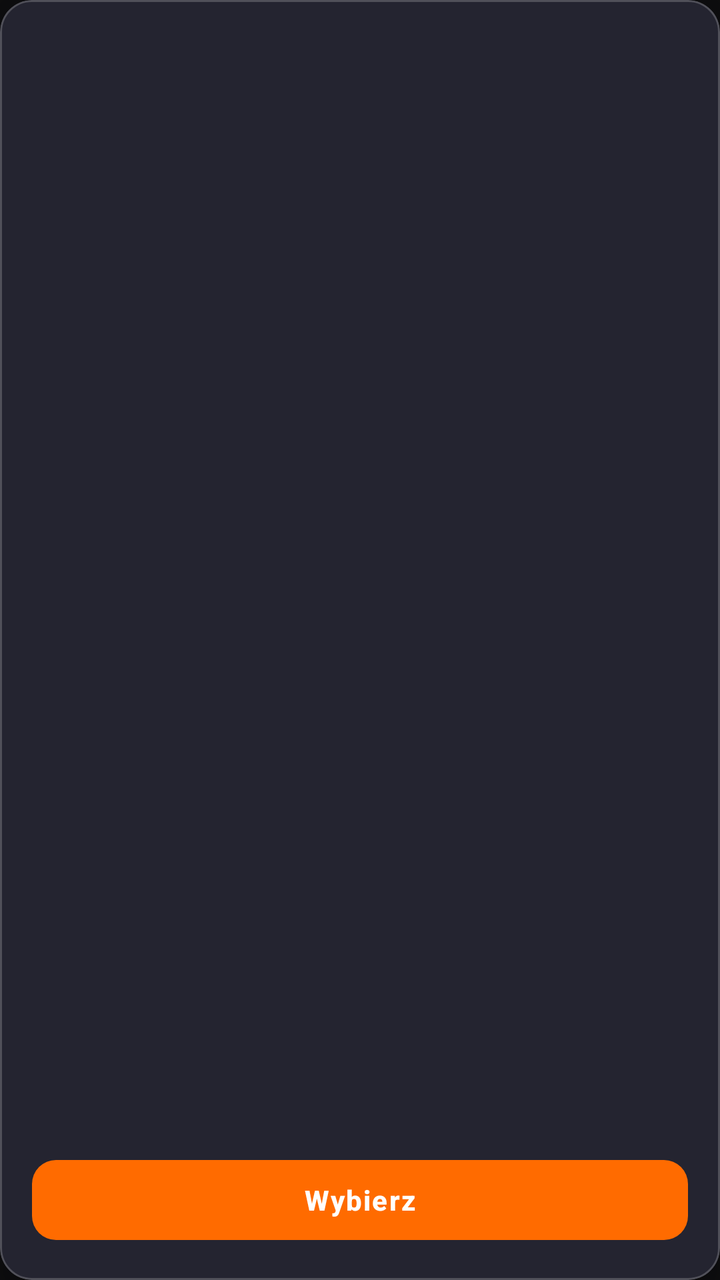
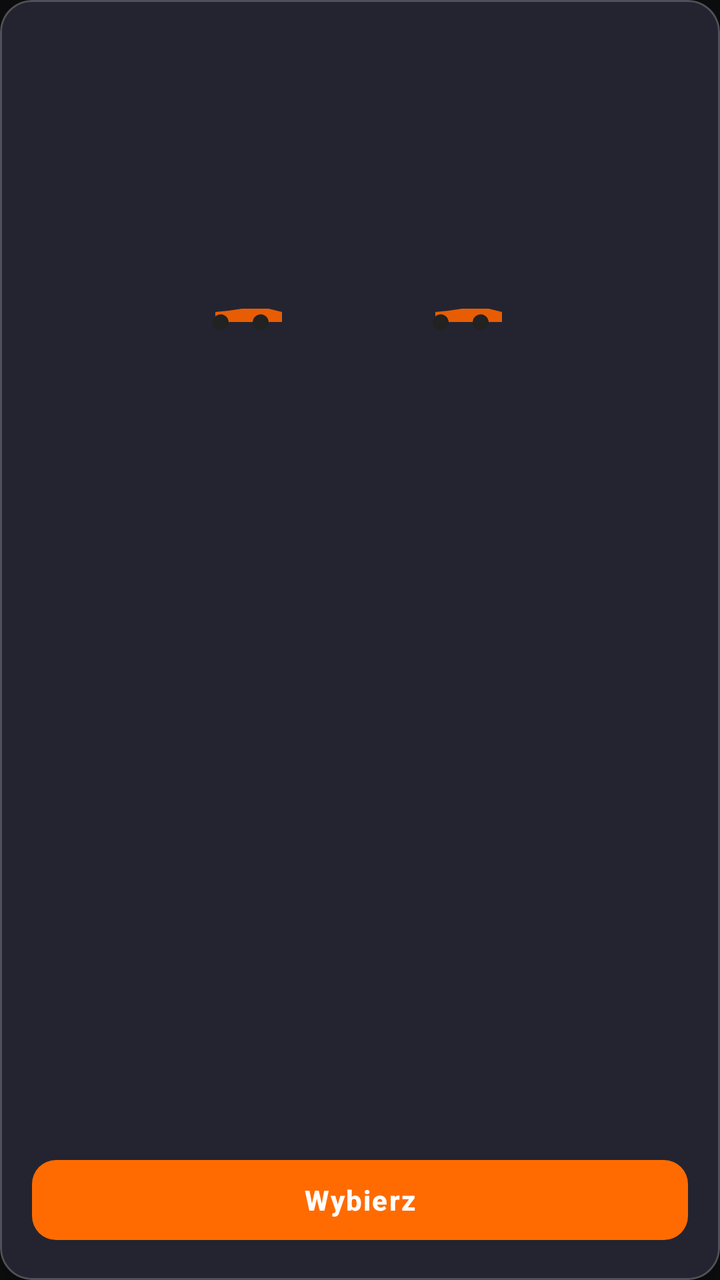

The first picture is an Android layout as it rendered before a commit; the second is the same layout after the commit. The layout source and the unified diff follow.
<!-- AndroidManifest.xml: application theme Theme.DriveAndAlive -->
<!-- res/layout/item_car_card.xml -->
<?xml version="1.0" encoding="utf-8"?>

<com.google.android.material.card.MaterialCardView
    xmlns:android="http://schemas.android.com/apk/res/android"
    xmlns:app="http://schemas.android.com/apk/res-auto"
    android:layout_width="match_parent"
    android:layout_height="match_parent"
    style="@style/Widget.DriveAndAlive.CardView"
    android:layout_margin="8dp">

    <androidx.constraintlayout.widget.ConstraintLayout
        android:layout_width="match_parent"
        android:layout_height="match_parent">

        <ImageView
            android:id="@+id/iv_car"
            android:layout_width="0dp"
            android:layout_height="0dp"
            android:scaleType="fitCenter"
            android:contentDescription="Grafika pojazdu"
            android:padding="24dp"
            app:layout_constraintTop_toTopOf="parent"
            app:layout_constraintStart_toStartOf="parent"
            app:layout_constraintEnd_toEndOf="parent"
            app:layout_constraintBottom_toTopOf="@id/tv_car_name"
            app:layout_constraintHeight_percent="0.55" />

        <FrameLayout
            android:id="@+id/overlay_locked"
            android:layout_width="0dp"
            android:layout_height="0dp"
            android:background="@color/overlay_dark"
            android:visibility="gone"
            app:layout_constraintTop_toTopOf="@id/iv_car"
            app:layout_constraintBottom_toBottomOf="@id/iv_car"
            app:layout_constraintStart_toStartOf="parent"
            app:layout_constraintEnd_toEndOf="parent">

            <TextView
                android:layout_width="wrap_content"
                android:layout_height="wrap_content"
                android:layout_gravity="center"
                android:text="🔒"
                android:textSize="48sp" />
        </FrameLayout>

        <TextView
            android:id="@+id/tv_car_name"
            android:layout_width="0dp"
            android:layout_height="wrap_content"
            android:textColor="@color/text_primary"
            android:textSize="22sp"
            android:textStyle="bold"
            android:gravity="center"
            android:fontFamily="sans-serif-condensed"
            app:layout_constraintBottom_toTopOf="@id/tv_car_description"
            app:layout_constraintStart_toStartOf="parent"
            app:layout_constraintEnd_toEndOf="parent"
            android:layout_marginHorizontal="16dp" />

        <TextView
            android:id="@+id/tv_car_description"
            android:layout_width="0dp"
            android:layout_height="wrap_content"
            android:textColor="@color/text_secondary"
            android:textSize="13sp"
            android:gravity="center"
            app:layout_constraintBottom_toTopOf="@id/btn_action"
            app:layout_constraintStart_toStartOf="parent"
            app:layout_constraintEnd_toEndOf="parent"
            android:layout_marginHorizontal="16dp"
            android:layout_marginBottom="12dp" />

        <com.google.android.material.button.MaterialButton
            android:id="@+id/btn_action"
            android:layout_width="0dp"
            android:layout_height="wrap_content"
            style="@style/Widget.DriveAndAlive.Button.Primary"
            android:text="Wybierz"
            app:layout_constraintBottom_toBottomOf="parent"
            app:layout_constraintStart_toStartOf="parent"
            app:layout_constraintEnd_toEndOf="parent"
            android:layout_margin="16dp" />

    </androidx.constraintlayout.widget.ConstraintLayout>

</com.google.android.material.card.MaterialCardView>
<!-- resources referenced by this layout -->
<resources>
  <color name="overlay_dark">#AA000000</color>
  <color name="text_primary">#FFFFFF</color>
  <color name="text_secondary">#B0B0C0</color>
  <style name="Widget.DriveAndAlive.Button.Primary" parent="Widget.Material3.Button">
          <item name="backgroundTint">@color/accent_orange</item>
          <item name="android:textColor">@color/text_primary</item>
          <item name="cornerRadius">12dp</item>
          <item name="android:textStyle">bold</item>
          <item name="android:letterSpacing">0.05</item>
      </style>
  <style name="Widget.DriveAndAlive.CardView" parent="Widget.Material3.CardView.Elevated">
          <item name="cardBackgroundColor">@color/bg_card</item>
          <item name="cardCornerRadius">16dp</item>
          <item name="cardElevation">8dp</item>
          <item name="strokeColor">@color/divider</item>
          <item name="strokeWidth">1dp</item>
      </style>
  <style name="Theme.DriveAndAlive" parent="Theme.Material3.Dark.NoActionBar">
          <item name="colorPrimary">@color/accent_orange</item>
          <item name="colorPrimaryVariant">@color/colorPrimaryVariant</item>
          <item name="colorOnPrimary">@color/text_primary</item>
          <item name="colorSecondary">@color/accent_yellow</item>
          <item name="colorOnSecondary">@color/bg_dark</item>
          <item name="colorSurface">@color/bg_surface</item>
          <item name="colorOnSurface">@color/text_primary</item>
          <item name="android:colorBackground">@color/bg_dark</item>
          <item name="colorOnBackground">@color/text_primary</item>
          <item name="colorError">@color/colorError</item>
          <item name="android:statusBarColor">@color/bg_dark</item>
          <item name="android:navigationBarColor">@color/bg_surface</item>
          <item name="android:windowBackground">@color/bg_dark</item>
      </style>
  <color name="accent_orange">#FF6B00</color>
  <color name="bg_card">#242430</color>
  <color name="divider">#33FFFFFF</color>
  <color name="colorPrimaryVariant">#C45200</color>
  <color name="accent_yellow">#FFB800</color>
  <color name="bg_dark">#0D0D0F</color>
  <color name="bg_surface">#1A1A1F</color>
  <color name="colorError">#FF2D55</color>
</resources>

<!-- the commit's change to res/layout/item_car_card.xml (unified diff, before → after) -->
@@ -14,16 +14,42 @@
 
         <ImageView
             android:id="@+id/iv_car"
-            android:layout_width="0dp"
+            android:layout_width="150dp"
+            android:layout_height="150dp"
+            android:contentDescription="Grafika pojazdu"
+            android:padding="24dp"
+            android:scaleType="fitCenter"
+            app:layout_constraintBottom_toTopOf="@id/tv_car_name"
+            app:layout_constraintEnd_toEndOf="parent"
+            app:layout_constraintHeight_percent="0.55"
+            app:layout_constraintHorizontal_bias="0.497"
+            app:layout_constraintStart_toStartOf="parent"
+            app:layout_constraintTop_toTopOf="parent"
+            app:layout_constraintVertical_bias="0.23" />
+
+        <ImageView
+            android:id="@+id/ivWheelLeft"
+            android:layout_width="40dp"
             android:layout_height="0dp"
             android:scaleType="fitCenter"
-            android:contentDescription="Grafika pojazdu"
-            android:padding="24dp"
-            app:layout_constraintTop_toTopOf="parent"
-            app:layout_constraintStart_toStartOf="parent"
-            app:layout_constraintEnd_toEndOf="parent"
-            app:layout_constraintBottom_toTopOf="@id/tv_car_name"
-            app:layout_constraintHeight_percent="0.55" />
+            android:src="@drawable/ic_car_placeholder"
+            app:layout_constraintBottom_toBottomOf="@id/iv_car"
+            app:layout_constraintStart_toStartOf="@id/iv_car"
+            app:layout_constraintTop_toTopOf="@id/iv_car"
+            app:layout_constraintVertical_bias="1.0"
+            app:layout_constraintHorizontal_bias="0.2"/>
+
+        <ImageView
+            android:id="@+id/ivWheelRight"
+            android:layout_width="40dp"
+            android:layout_height="0dp"
+            android:scaleType="fitCenter"
+            android:src="@drawable/ic_car_placeholder"
+            app:layout_constraintBottom_toBottomOf="@id/iv_car"
+            app:layout_constraintEnd_toEndOf="@id/iv_car"
+            app:layout_constraintTop_toTopOf="@id/iv_car"
+            app:layout_constraintVertical_bias="1"
+            app:layout_constraintHorizontal_bias="0.2"/>
 
         <FrameLayout
             android:id="@+id/overlay_locked"
<!-- resource entries referenced after the edit -->
@@ -3,6 +3,21 @@
   <color name="overlay_dark">#AA000000</color>
   <color name="text_primary">#FFFFFF</color>
   <color name="text_secondary">#B0B0C0</color>
+  <!-- drawable ic_car_placeholder (drawable) -->
+  <vector xmlns:android="http://schemas.android.com/apk/res/android"
+      android:width="120dp"
+      android:height="60dp"
+      android:viewportWidth="120"
+      android:viewportHeight="60">
+  
+    <path android:fillColor="#E85D04"
+        android:pathData="M10,35 L10,20 L30,18 L50,15 L90,15 L110,20 L110,35 Z"/>
+  
+    <path android:fillColor="#222222"
+        android:pathData="M30,35 A12,12 0 1,0 30,36 Z"/>
+    <path android:fillColor="#222222"
+        android:pathData="M90,35 A12,12 0 1,0 90,36 Z"/>
+  </vector>
   <style name="Widget.DriveAndAlive.Button.Primary" parent="Widget.Material3.Button">
           <item name="backgroundTint">@color/accent_orange</item>
           <item name="android:textColor">@color/text_primary</item>
